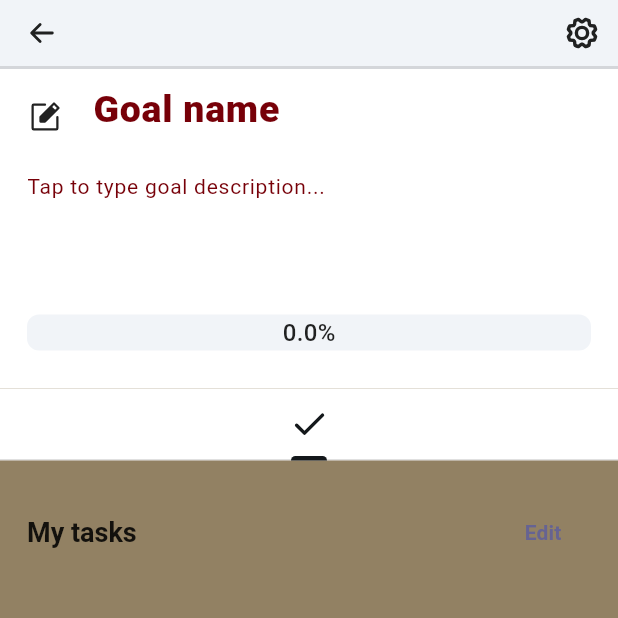
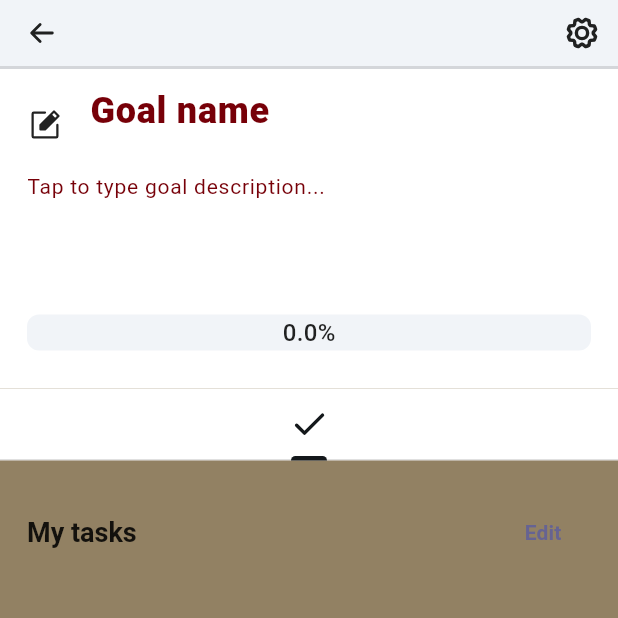
Before and after one commit to sankassio99/goals_tracker, a Flutter app: the MainGoalPageWidget screen opened directly, on a phone screen of 412 x 824 dp, the top half of it. Run offline on Flutter 3.47's test engine with Material 2 defaults, Android fonts, the phone set to English and light mode, and no system bars; drawn by our look-alikes of percent_indicator; our stand-ins replace get, phosphor_flutter, table_calendar; missing offline and left inert: dart:html; Roboto replaces fonts that are missing (Poppins).

Commit message:
layout title adjuts

```diff
--- a/lib/presentation/components/header_goal_widget.dart
+++ b/lib/presentation/components/header_goal_widget.dart
@@ -94,10 +94,12 @@ class GoalTitleWidget extends StatelessWidget {
   Widget build(BuildContext context) {
     return Row(
       mainAxisSize: MainAxisSize.max,
-      crossAxisAlignment: CrossAxisAlignment.start,
+      crossAxisAlignment: CrossAxisAlignment.center,
       children: [
-        Padding(
-          padding: const EdgeInsets.fromLTRB(0, 0, 8, 0),
+        Container(
+          width: 42,
+          height: 48,
+          alignment: AlignmentDirectional.centerStart,
           child: IconPickerDialog(
             currentIcon: model.icon,
           ),
@@ -110,18 +112,19 @@ class GoalTitleWidget extends StatelessWidget {
           },
           child: SizedBox(
             width: MediaQuery.of(context).size.width * 0.8,
-            child: TextField(
+            child: TextFormField(
                 maxLines: 1,
                 key: const Key("titleInput"),
                 controller: model.name,
+                textAlignVertical: TextAlignVertical.center,
                 decoration: const InputDecoration(
-                  contentPadding: EdgeInsets.all(12),
+                  contentPadding: EdgeInsets.fromLTRB(0, 0, 0, 11),
                   hintText: 'Goal name',
                   border: InputBorder.none,
                 ),
                 style: const TextStyle(
                   color: Colors.black87,
-                  fontSize: 25,
+                  fontSize: 24,
                   fontWeight: FontWeight.w800,
                 )),
           ),
```
